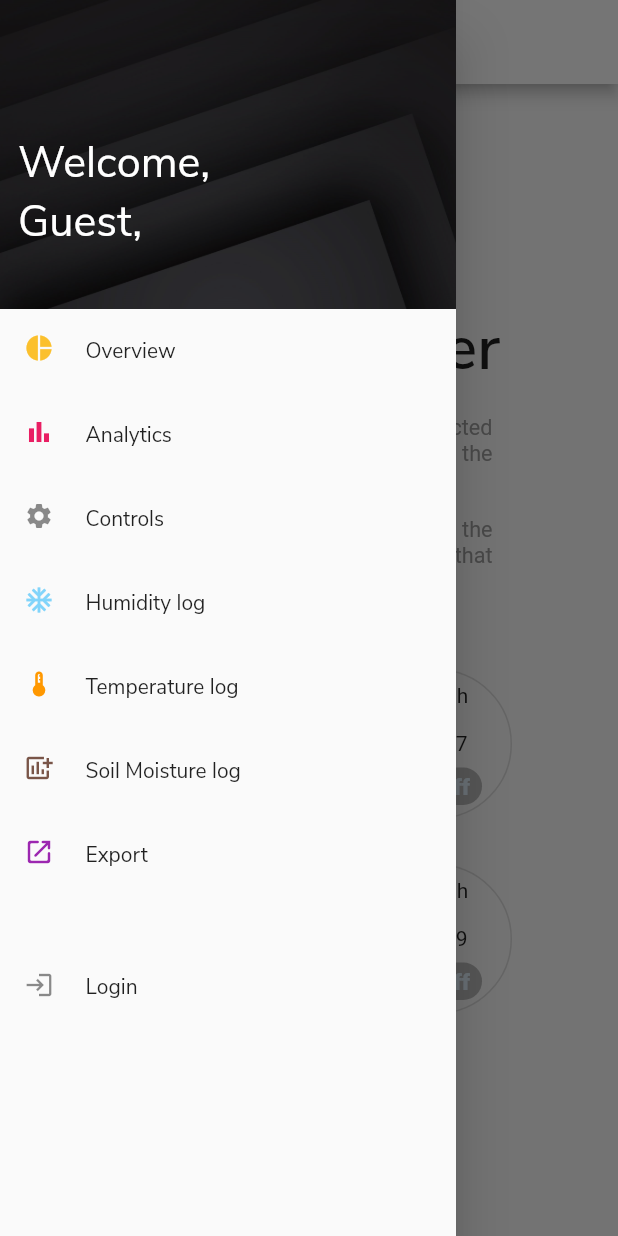
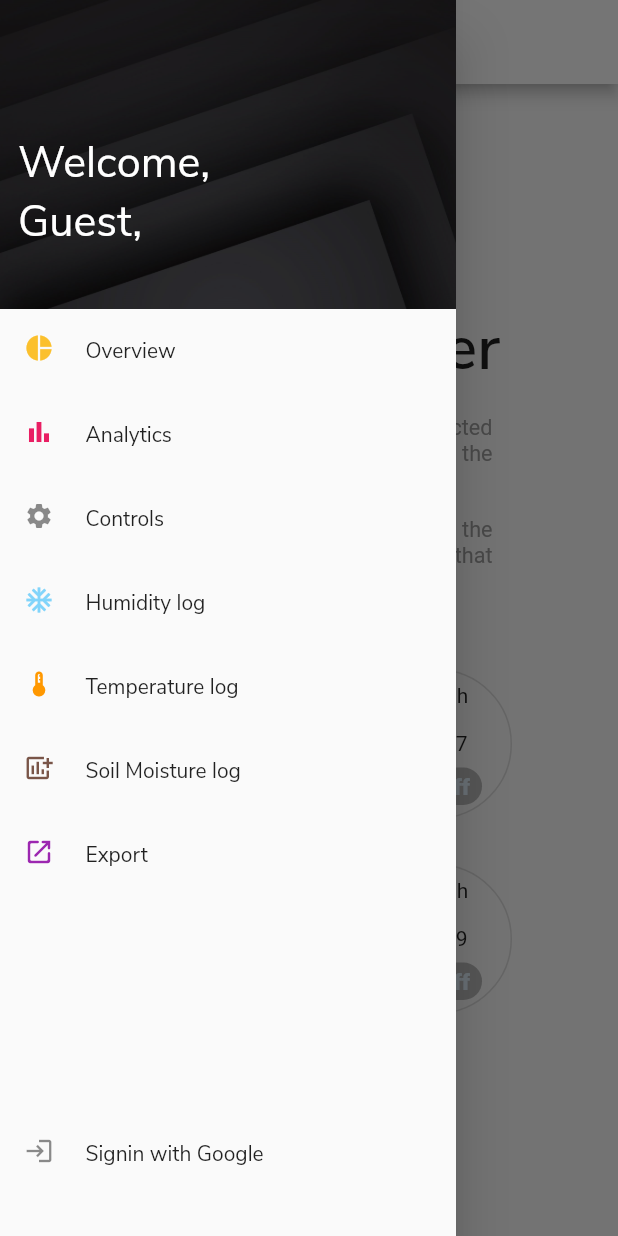
Before and after one commit to hammadahamed/agro_cloud, a Flutter app: the Controls screen opened directly, with the side drawer open, on a phone screen of 412 x 824 dp. Run offline on Flutter 3.47's test engine with Material 2 defaults, Android fonts, the phone set to English and light mode, and no system bars; drawn by our look-alikes of flutter_switch; our stand-ins replace csv, firebase_core, firebase_database, fl_chart, flutter_spinkit, flutter_svg and 3 more; missing offline and left inert: sign_button; accounts and stored records are empty.

Commit message:
minor changes

```diff
--- a/lib/components/common_drawer.dart
+++ b/lib/components/common_drawer.dart
@@ -52,7 +52,7 @@ class _CommonDrawerState extends State<CommonDrawer> {
           children: [
             // NAVIGATIONS
             Container(
-              height: (Get.height * .9) * .85,
+              height: (Get.height * .9),
               child: Column(
                 children: [
                   // USER BANNER
@@ -164,7 +164,7 @@ class _CommonDrawerState extends State<CommonDrawer> {
                       Get.off(() => Home());
                     })
                 : sideTile(
-                    title: "Login",
+                    title: "Signin with Google",
                     icon: Icons.login,
                     function: () {
                       auth.signIn();
```
